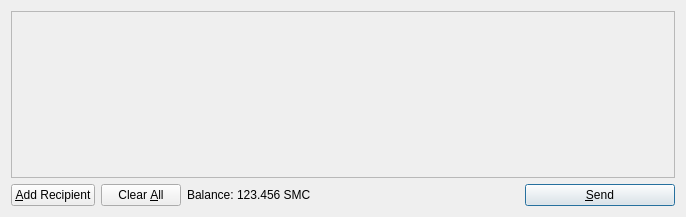
The window that src/qt/forms/sendcoinsdialog.ui (dariccoin/dariccoin) describes before a commit, drawn with Qt 5.
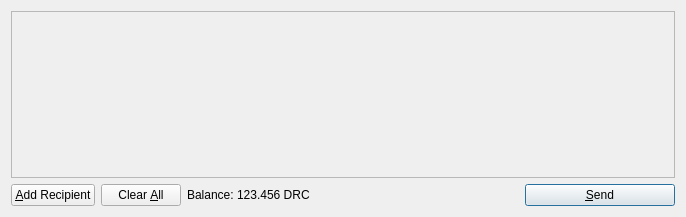
The same window after the commit. Icons and pictures are not drawn.

```diff
--- a/src/qt/forms/sendcoinsdialog.ui
+++ b/src/qt/forms/sendcoinsdialog.ui
@@ -119,7 +119,7 @@
           <cursorShape>IBeamCursor</cursorShape>
          </property>
          <property name="text">
-          <string>123.456 SMC</string>
+          <string>123.456 DRC</string>
          </property>
          <property name="textInteractionFlags">
           <set>Qt::LinksAccessibleByMouse|Qt::TextSelectableByKeyboard|Qt::TextSelectableByMouse</set>
```
